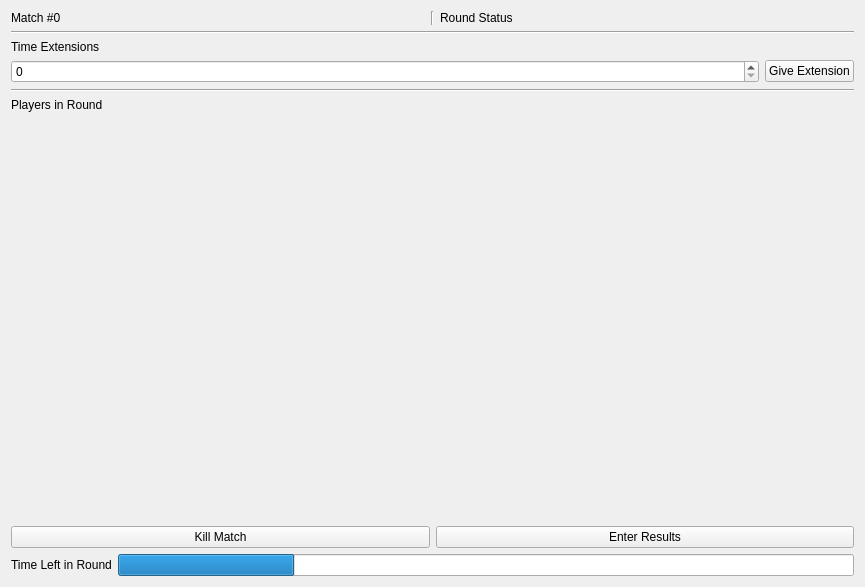
SquireTournamentServices/SquireDesktop, file src/ui/tournament/roundviewwidget.ui: the form before one commit.
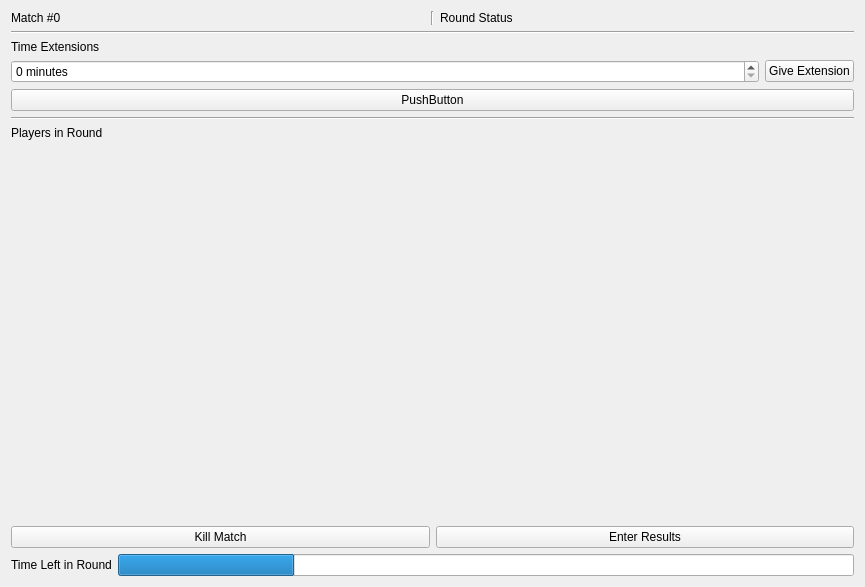
The form after the commit. Icons and pictures are not drawn.

```diff
--- a/src/ui/tournament/roundviewwidget.ui
+++ b/src/ui/tournament/roundviewwidget.ui
@@ -83,7 +83,11 @@
       <enum>QLayout::SetDefaultConstraint</enum>
      </property>
      <item>
-      <widget class="QSpinBox" name="timeExtensionEdit"/>
+      <widget class="QSpinBox" name="timeExtensionEdit">
+       <property name="suffix">
+        <string> minutes</string>
+       </property>
+      </widget>
      </item>
      <item>
       <widget class="QPushButton" name="extendTime">
@@ -103,6 +107,13 @@
      </item>
     </layout>
    </item>
+   <item>
+    <widget class="QPushButton" name="pushButton">
+     <property name="text">
+      <string>PushButton</string>
+     </property>
+    </widget>
+   </item>
    <item>
     <widget class="Line" name="line_2">
      <property name="orientation">
@@ -155,6 +166,12 @@
     <layout class="QHBoxLayout" name="bottomIndicator">
      <item>
       <widget class="QLabel" name="timeLeftLabel">
+       <property name="sizePolicy">
+        <sizepolicy hsizetype="Preferred" vsizetype="Fixed">
+         <horstretch>0</horstretch>
+         <verstretch>0</verstretch>
+        </sizepolicy>
+       </property>
        <property name="text">
         <string>Time Left in Round</string>
        </property>
```
Left out of the diff: 6 changed lines with no effect on the pictures.
